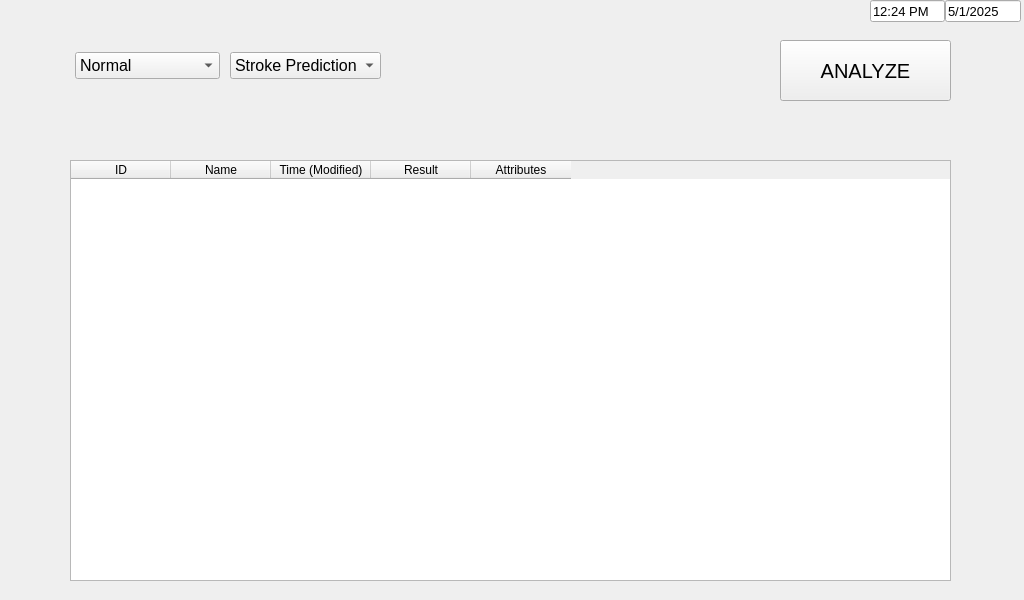
Old version of the form UI/Normal.ui in the repository JARVIS843/Portable-Medical-Console.
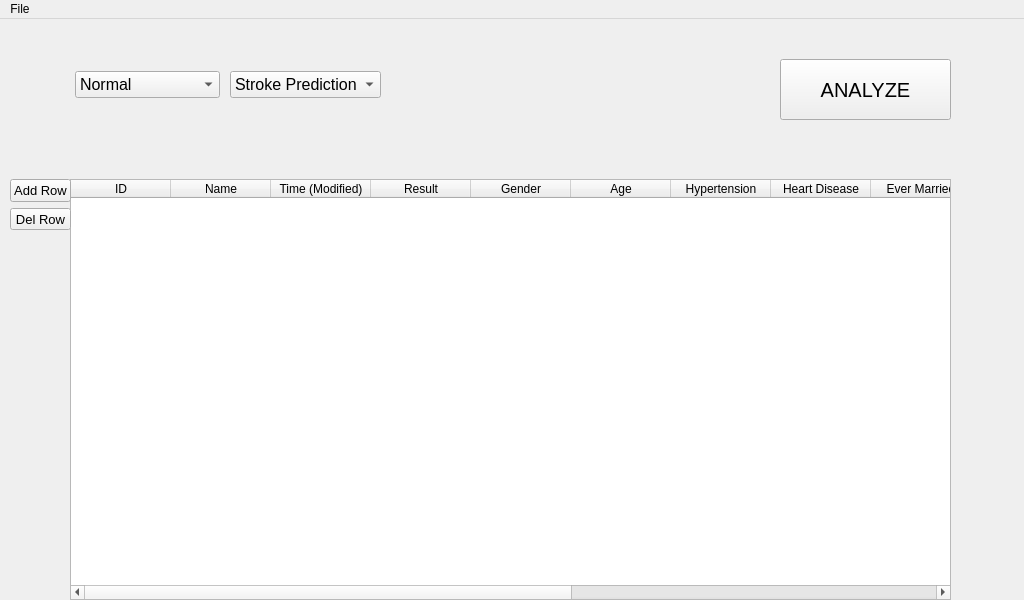
New version of the form.

```diff
--- a/UI/Normal.ui
+++ b/UI/Normal.ui
@@ -87,7 +87,52 @@
     </column>
     <column>
      <property name="text">
-      <string>Attributes</string>
+      <string>Gender</string>
+     </property>
+    </column>
+    <column>
+     <property name="text">
+      <string>Age</string>
+     </property>
+    </column>
+    <column>
+     <property name="text">
+      <string>Hypertension</string>
+     </property>
+    </column>
+    <column>
+     <property name="text">
+      <string>Heart Disease</string>
+     </property>
+    </column>
+    <column>
+     <property name="text">
+      <string>Ever Married</string>
+     </property>
+    </column>
+    <column>
+     <property name="text">
+      <string>Work Type</string>
+     </property>
+    </column>
+    <column>
+     <property name="text">
+      <string>Residence Type</string>
+     </property>
+    </column>
+    <column>
+     <property name="text">
+      <string>Average Glucose Level</string>
+     </property>
+    </column>
+    <column>
+     <property name="text">
+      <string>BMI</string>
+     </property>
+    </column>
+    <column>
+     <property name="text">
+      <string>Smoking Status</string>
      </property>
     </column>
    </widget>
@@ -152,46 +197,77 @@
      </item>
     </layout>
    </widget>
-   <widget class="QWidget" name="layoutWidget">
+   <widget class="QWidget" name="">
     <property name="geometry">
      <rect>
-      <x>870</x>
-      <y>0</y>
-      <width>151</width>
-      <height>22</height>
+      <x>10</x>
+      <y>160</y>
+      <width>61</width>
+      <height>51</height>
      </rect>
     </property>
-    <layout class="QHBoxLayout" name="HL_Time_Date">
-     <property name="spacing">
-      <number>0</number>
-     </property>
+    <layout class="QVBoxLayout" name="verticalLayout">
      <item>
-      <widget class="QLineEdit" name="lineEdit_Time">
+      <widget class="QPushButton" name="addButton">
        <property name="font">
         <font>
          <pointsize>10</pointsize>
         </font>
        </property>
        <property name="text">
-        <string>12:24 PM</string>
+        <string>Add Row</string>
        </property>
       </widget>
      </item>
      <item>
-      <widget class="QLineEdit" name="lineEdit_Date">
+      <widget class="QPushButton" name="delButton">
        <property name="font">
         <font>
          <pointsize>10</pointsize>
         </font>
        </property>
        <property name="text">
-        <string>5/1/2025</string>
+        <string>Del Row</string>
        </property>
       </widget>
      </item>
     </layout>
    </widget>
   </widget>
+  <widget class="QMenuBar" name="menuBar">
+   <property name="geometry">
+    <rect>
+     <x>0</x>
+     <y>0</y>
+     <width>1024</width>
+     <height>21</height>
+    </rect>
+   </property>
+   <widget class="QMenu" name="menuFile">
+    <property name="title">
+     <string>File</string>
+    </property>
+    <addaction name="actionLoad"/>
+    <addaction name="actionLoad_Sample"/>
+    <addaction name="actionExport"/>
+   </widget>
+   <addaction name="menuFile"/>
+  </widget>
+  <action name="actionLoad_Sample">
+   <property name="text">
+    <string>Load Sample</string>
+   </property>
+  </action>
+  <action name="actionExport">
+   <property name="text">
+    <string>Export</string>
+   </property>
+  </action>
+  <action name="actionLoad">
+   <property name="text">
+    <string>Load</string>
+   </property>
+  </action>
  </widget>
  <resources/>
  <connections/>
```
